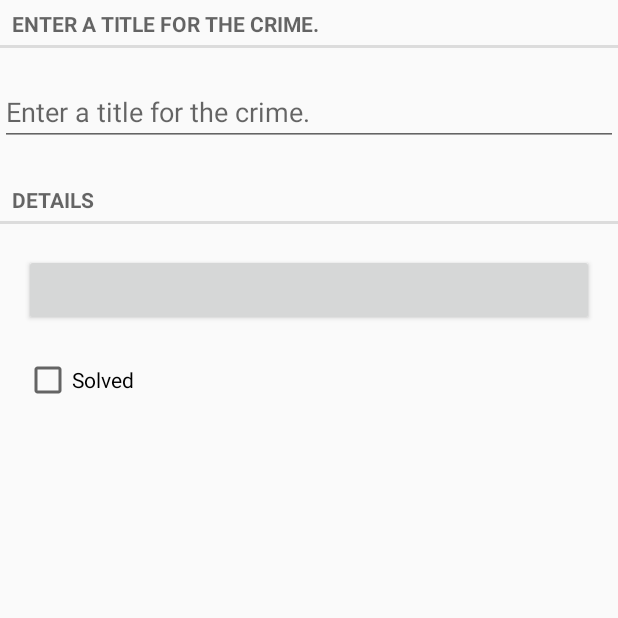
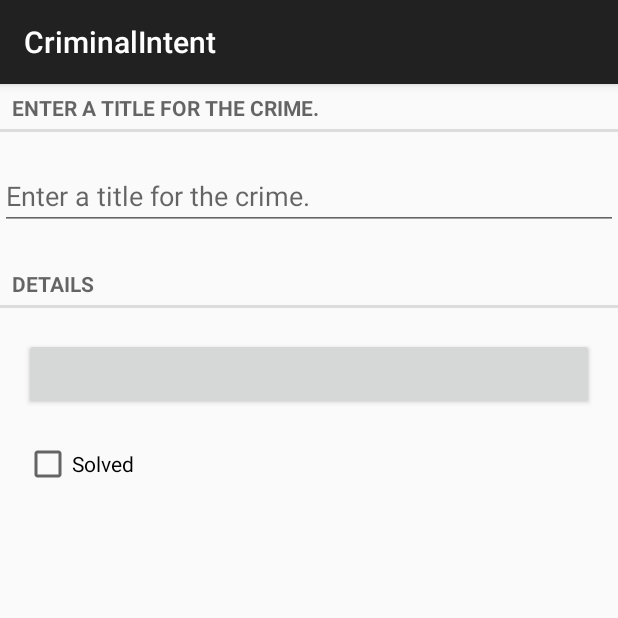
Before and after one commit to remirobert/CriminalIntent, an Android app: the fragment CrimeFragment placed in its activity, on a phone screen of 412 x 824 dp, the top half of it. Run offline under Robolectric (Android 15) with nearby library versions, the phone set to English and light mode, and no system bars; our stand-ins replace RxJava; 4 statements that could not run were skipped.

```diff
--- a/app/src/main/AndroidManifest.xml
+++ b/app/src/main/AndroidManifest.xml
@@ -7,7 +7,7 @@
         android:icon="@mipmap/ic_launcher"
         android:label="@string/app_name"
         android:supportsRtl="true"
-        android:theme="@style/AppTheme">
+        android:theme="@style/Theme.AppCompat.DayNight.DarkActionBar">
         <activity android:name=".CrimeListActivity">
             <intent-filter>
                 <action android:name="android.intent.action.MAIN"/>
--- a/app/src/main/java/com/remirobert/android/criminalintent/CrimePagerActivity.java
+++ b/app/src/main/java/com/remirobert/android/criminalintent/CrimePagerActivity.java
@@ -5,8 +5,8 @@ import android.app.FragmentManager;
 import android.os.Bundle;
 import android.support.annotation.Nullable;
 import android.support.v13.app.FragmentPagerAdapter;
-import android.support.v4.app.FragmentActivity;
 import android.support.v4.view.ViewPager;
+import android.support.v7.app.AppCompatActivity;
 
 import java.util.List;
 import java.util.UUID;
@@ -15,7 +15,7 @@ import java.util.UUID;
  * Created by remirobert on 11/11/2016.
  */
 
-public class CrimePagerActivity extends FragmentActivity {
+public class CrimePagerActivity extends AppCompatActivity {
 
     public static final String EXTRA_CRIME_ID = "com.remirobert.android.criminalintent.crime_id_pager";
     private ViewPager mViewPager;
--- a/app/src/main/java/com/remirobert/android/criminalintent/SingleFragmentActivity.java
+++ b/app/src/main/java/com/remirobert/android/criminalintent/SingleFragmentActivity.java
@@ -3,13 +3,13 @@ package com.remirobert.android.criminalintent;
 import android.app.Fragment;
 import android.app.FragmentManager;
 import android.os.Bundle;
-import android.support.v4.app.FragmentActivity;
+import android.support.v7.app.AppCompatActivity;
 
 /**
  * Created by remirobert on 05/11/2016.
  */
 
-public abstract class SingleFragmentActivity extends FragmentActivity {
+public abstract class SingleFragmentActivity extends AppCompatActivity {
 
     protected abstract Fragment createFragment();
 
--- a/app/src/main/res/values/strings.xml
+++ b/app/src/main/res/values/strings.xml
@@ -5,4 +5,8 @@
     <string name="crime_details_label">Details</string>
     <string name="crime_solved_label">Solved</string>
     <string name="date_picker_title">Date of crime:</string>
+    <string name="new_crime">New Crime</string>
+    <string name="show_subtitle">Show Subtitle</string>
+    <string name="hide_subtitle">Hide Subtitle</string>
+    <string name="subtitle_format">%1$s crimes</string>
 </resources>
```
Also changed, not shown: 1 other file.
